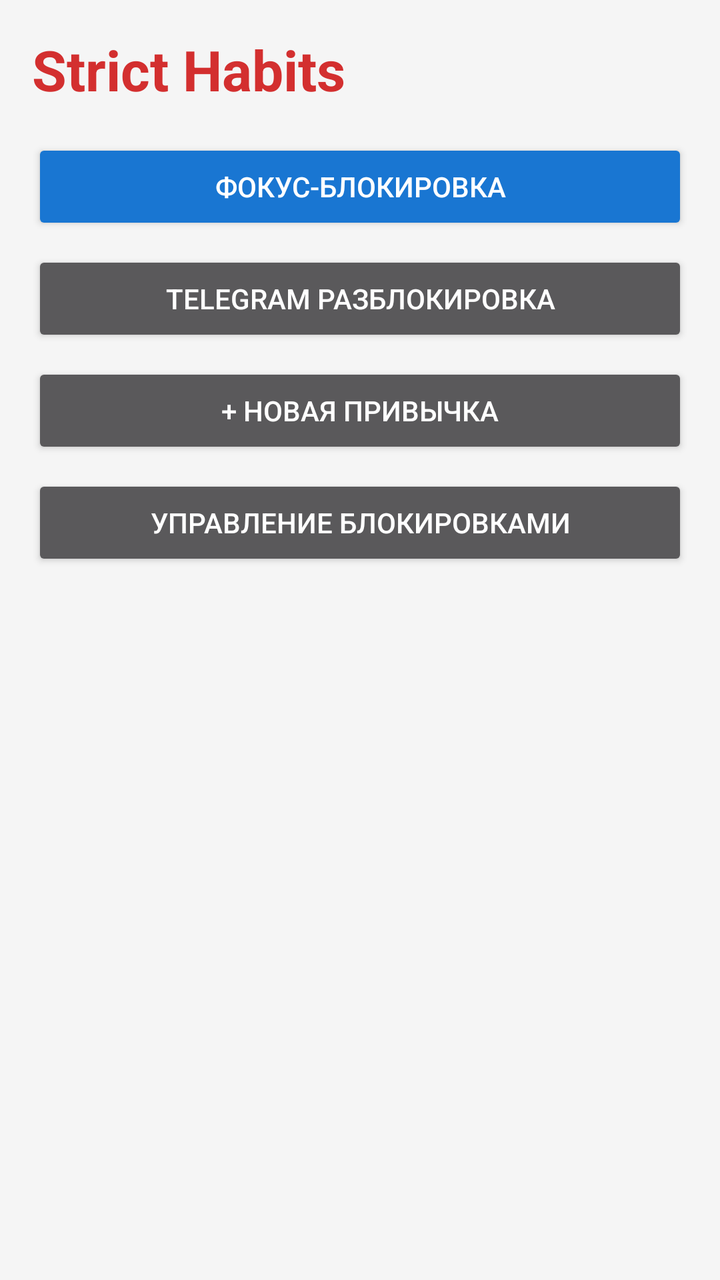
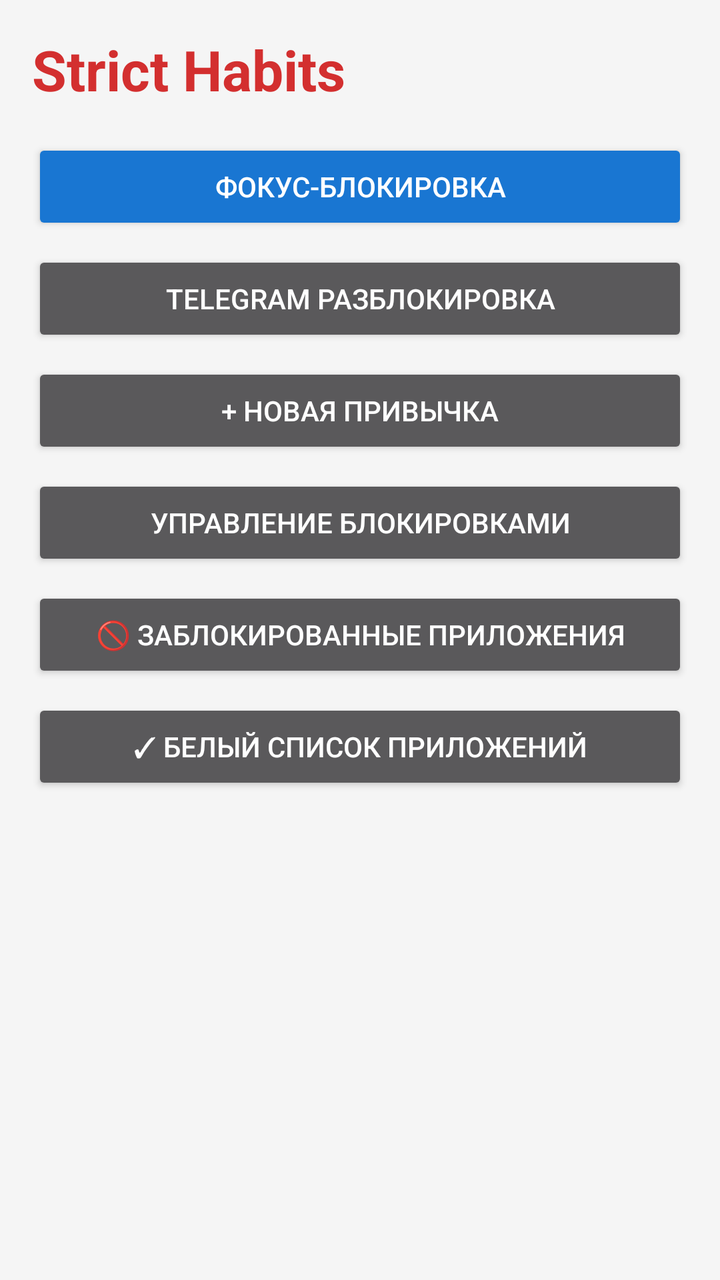

Before-and-after screenshots of an Android layout around one commit, followed by the original layout XML and the change that was made.
<!-- AndroidManifest.xml: application theme Theme.StrictHabitsApp -->
<!-- res/layout/activity_main.xml -->
<?xml version="1.0" encoding="utf-8"?>
<LinearLayout xmlns:android="http://schemas.android.com/apk/res/android"
    android:layout_width="match_parent"
    android:layout_height="match_parent"
    android:orientation="vertical"
    android:padding="16dp"
    android:background="#F5F5F5">

    <TextView
        android:layout_width="wrap_content"
        android:layout_height="wrap_content"
        android:text="Strict Habits"
        android:textSize="28sp"
        android:textStyle="bold"
        android:textColor="#D32F2F"
        android:layout_marginBottom="16dp"/>

    <Button
        android:id="@+id/btnFocusLock"
        android:layout_width="match_parent"
        android:layout_height="wrap_content"
        android:text="ФОКУС-БЛОКИРОВКА"
        android:backgroundTint="#1976D2"
        android:textColor="#FFFFFF"/>

    <Button
        android:id="@+id/btnTelegram"
        android:layout_width="match_parent"
        android:layout_height="wrap_content"
        android:layout_marginTop="8dp"
        android:text="Telegram разблокировка"/>

    <Button
        android:id="@+id/btnAddHabit"
        android:layout_width="match_parent"
        android:layout_height="wrap_content"
        android:layout_marginTop="8dp"
        android:text="+ Новая привычка"/>

    <Button
        android:id="@+id/btnManageBlocks"
        android:layout_width="match_parent"
        android:layout_height="wrap_content"
        android:layout_marginTop="8dp"
        android:text="Управление блокировками"/>

    <Button
        android:id="@+id/btnRequestOverlay"
        android:layout_width="match_parent"
        android:layout_height="wrap_content"
        android:text="Разрешить поверх окон"
        android:layout_marginTop="8dp"
        android:visibility="gone" />

    <androidx.recyclerview.widget.RecyclerView
        android:id="@+id/habitsRecycler"
        android:layout_width="match_parent"
        android:layout_height="0dp"
        android:layout_weight="1"
        android:layout_marginTop="16dp"/>

</LinearLayout>
<!-- resources referenced by this layout -->
<resources>
  <style name="Theme.StrictHabitsApp" parent="Theme.AppCompat.NoActionBar">
          <item name="colorPrimary">#D32F2F</item>
          <item name="colorPrimaryDark">#B71C1C</item>
          <item name="colorAccent">#FF9800</item>
      </style>
</resources>

<!-- the commit's change to res/layout/activity_main.xml (unified diff, before → after) -->
@@ -45,6 +45,20 @@
         android:text="Управление блокировками"/>
 
     <Button
+        android:id="@+id/btnBlockedApps"
+        android:layout_width="match_parent"
+        android:layout_height="wrap_content"
+        android:layout_marginTop="8dp"
+        android:text="🚫 Заблокированные приложения"/>
+
+    <Button
+        android:id="@+id/btnWhitelistedApps"
+        android:layout_width="match_parent"
+        android:layout_height="wrap_content"
+        android:layout_marginTop="8dp"
+        android:text="✓ Белый список приложений"/>
+
+    <Button
         android:id="@+id/btnRequestOverlay"
         android:layout_width="match_parent"
         android:layout_height="wrap_content"
